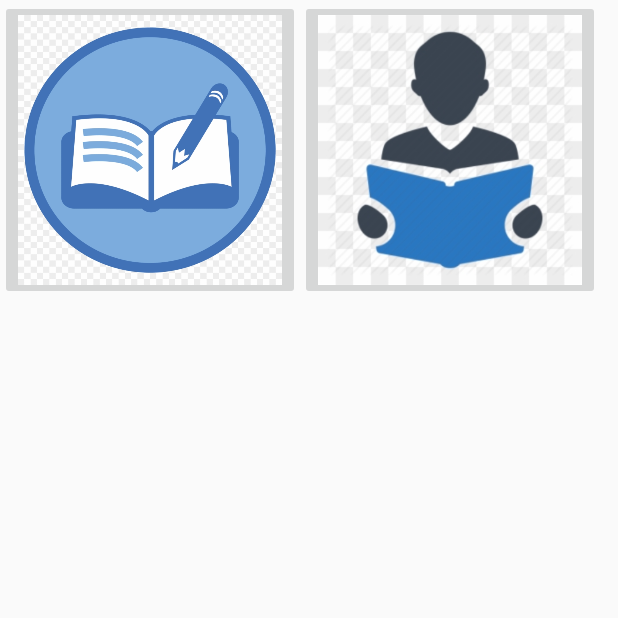
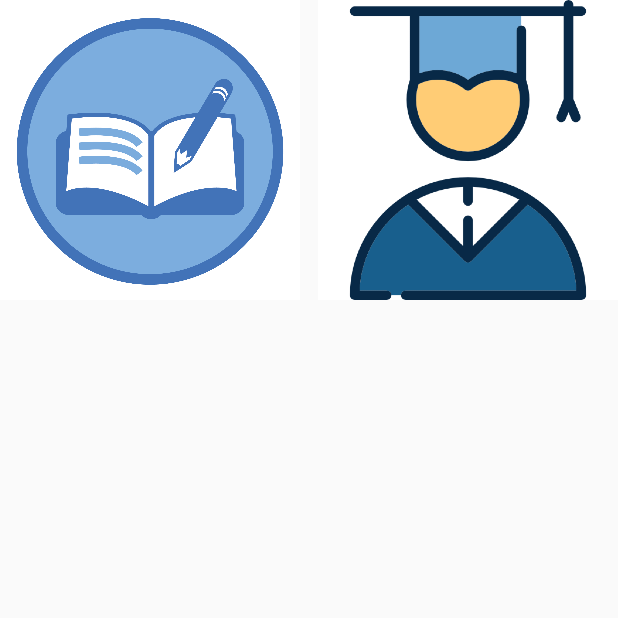
Before and after one commit to barwal7/AttendanceCompanion, an Android app: the screen it shows after launch (HomeActivity), on a phone screen of 412 x 824 dp, the top half of it. Run offline under Robolectric (Android 15) with nearby library versions, the phone set to English and light mode, and no system bars.

Commit message:
Added More Stuff.

```diff
--- a/app/src/main/res/layout/activity_home.xml
+++ b/app/src/main/res/layout/activity_home.xml
@@ -13,6 +13,8 @@
         android:layout_height="200dp"
         android:layout_width="200dp"
         android:scaleType="fitXY"
+        android:background="#ffffff"
+        android:layout_gravity="left"
         android:src="@drawable/subject"
         android:onClick="startSubject"/>
     <ImageButton
@@ -21,7 +23,9 @@
         android:layout_column="1"
         android:layout_height="200dp"
         android:layout_width="200dp"
+        android:background="#ffffff"
         android:scaleType="fitXY"
+        android:layout_gravity="right"
         android:src="@drawable/student"
         android:onClick="startStudent"/>
 
```
Also changed, not shown: app/src/main/res/drawable/student.png, app/src/main/res/drawable/subject.png, app/src/main/subject-web.png (added).
